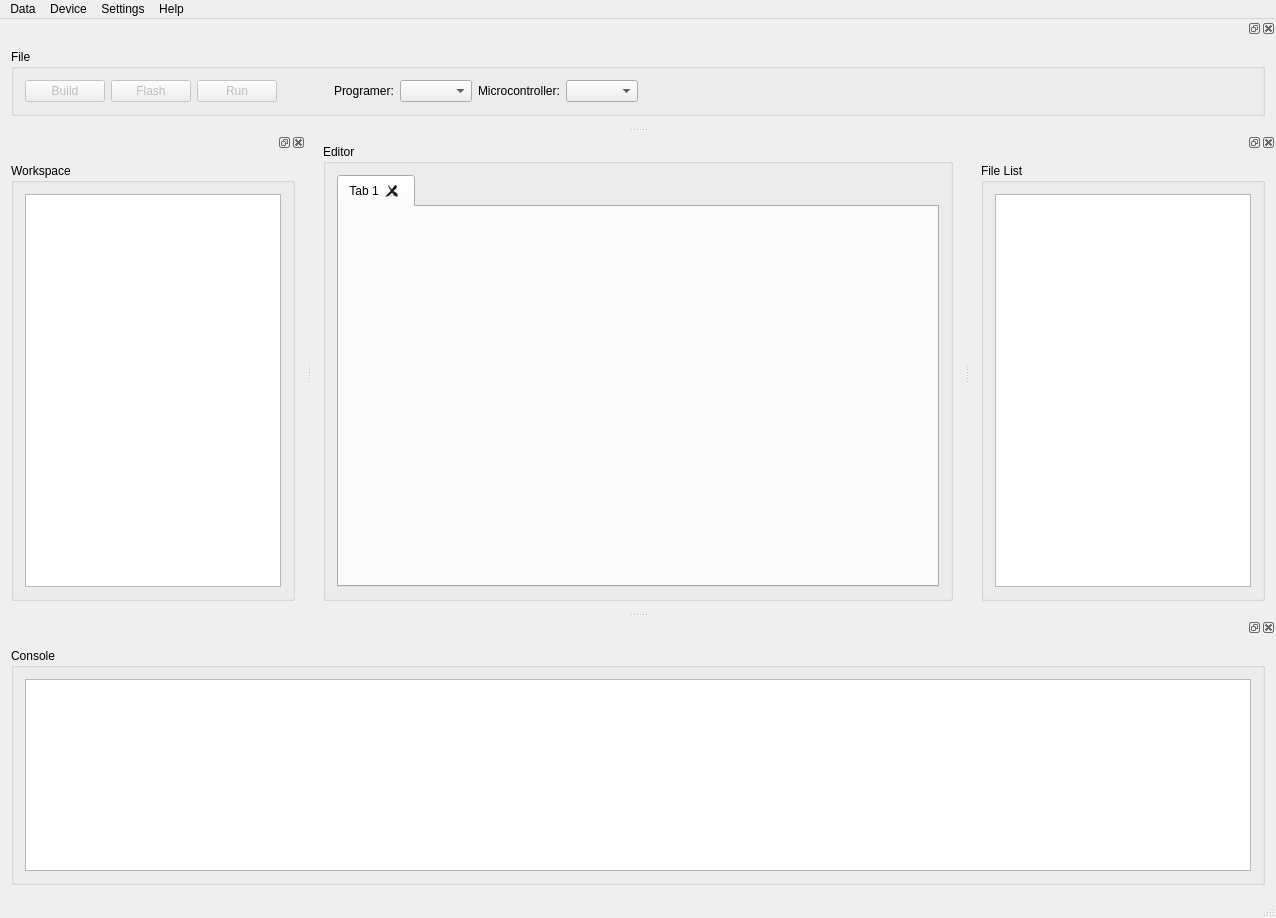
Above: mainwindow.ui from Barcley1990/QtAVR before the change. Below: the same form after it.
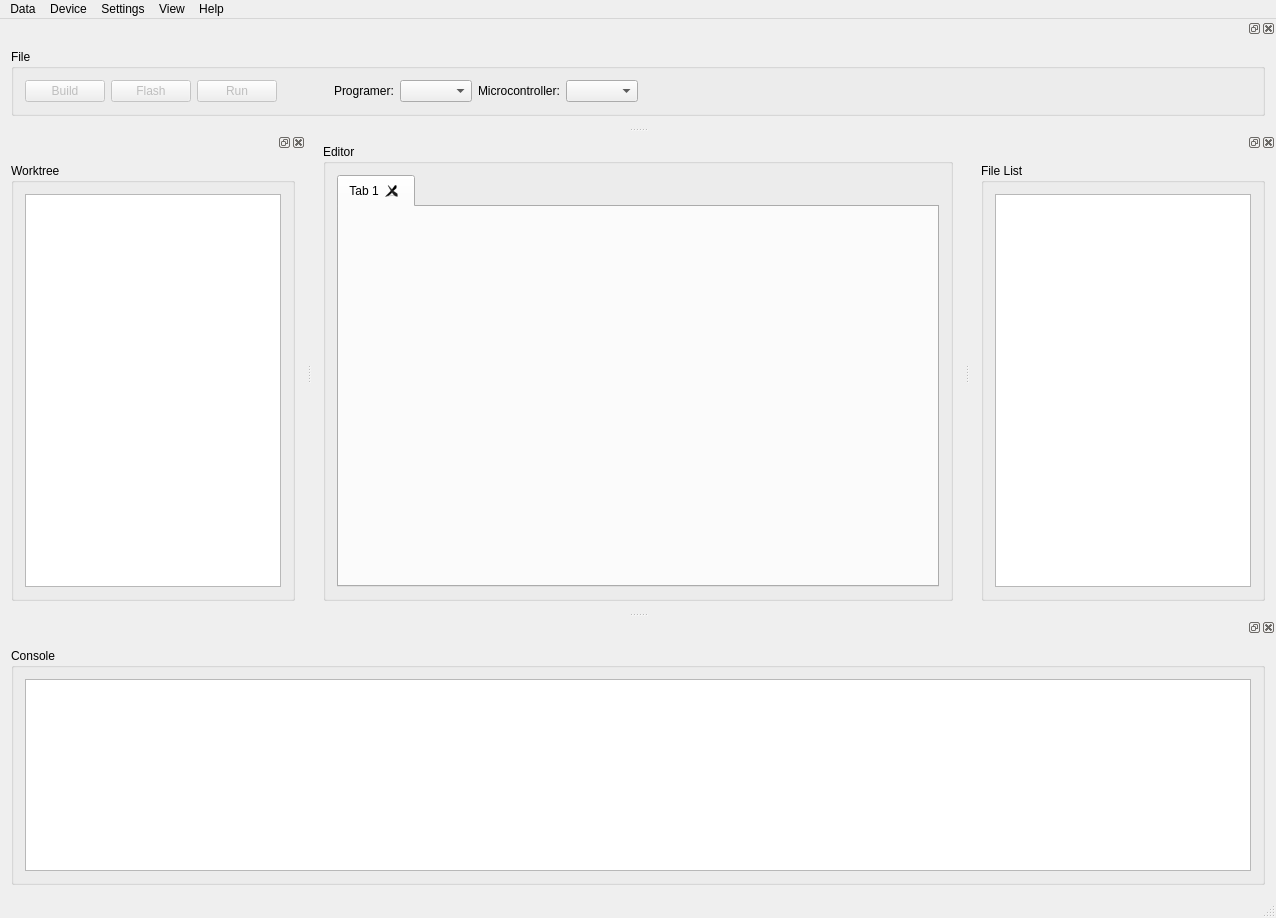
That is the form after the change. Icons and pictures are not drawn.

Commit message: Added View tab to menu for set visibility of each DockWidget.

```diff
--- a/mainwindow.ui
+++ b/mainwindow.ui
@@ -96,7 +96,7 @@
      <x>0</x>
      <y>0</y>
      <width>1276</width>
-     <height>22</height>
+     <height>20</height>
     </rect>
    </property>
    <widget class="QMenu" name="menuData">
@@ -138,9 +138,19 @@
     </property>
     <addaction name="actionAbout"/>
    </widget>
+   <widget class="QMenu" name="menuView">
+    <property name="title">
+     <string>View</string>
+    </property>
+    <addaction name="actionViewWorktree"/>
+    <addaction name="actionViewFile"/>
+    <addaction name="actionViewFileList"/>
+    <addaction name="actionViewConsole"/>
+   </widget>
    <addaction name="menuData"/>
    <addaction name="menuDevice"/>
    <addaction name="menuSettings"/>
+   <addaction name="menuView"/>
    <addaction name="menuHelp"/>
   </widget>
   <widget class="QStatusBar" name="statusBar"/>
@@ -159,7 +169,7 @@
         </sizepolicy>
        </property>
        <property name="title">
-        <string>Workspace</string>
+        <string>Worktree</string>
        </property>
        <layout class="QGridLayout" name="gridLayout_2">
         <item row="0" column="0">
```
Left out of the diff: 52 changed lines with no effect on the pictures. The commit also changes 2 other files.
